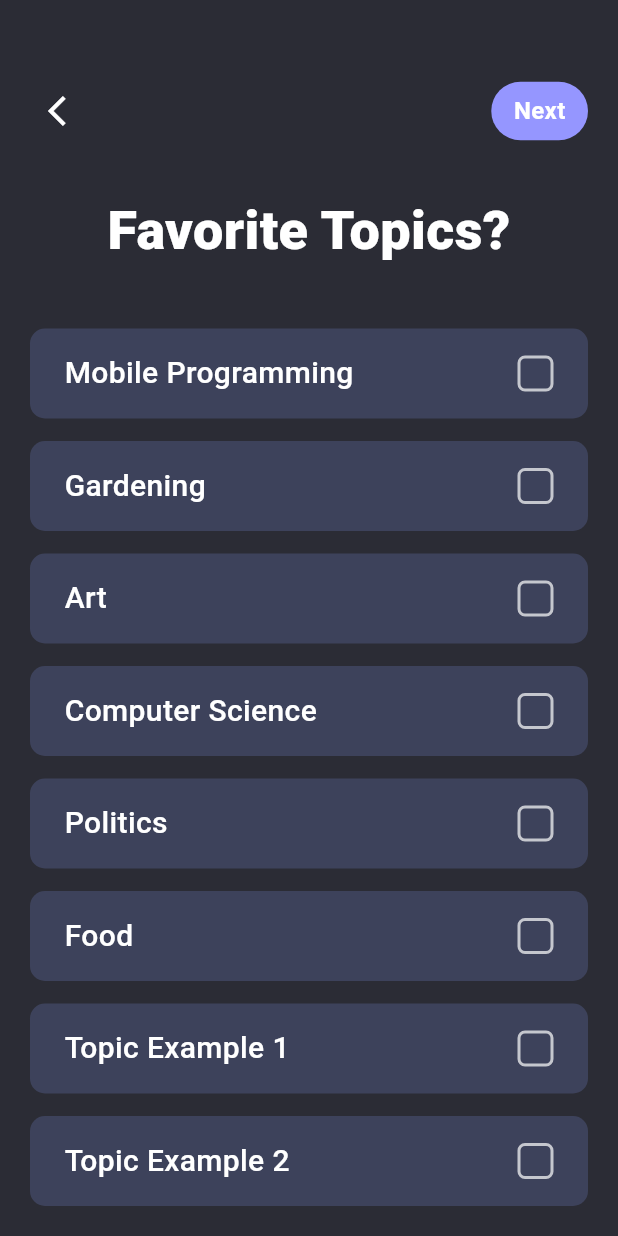
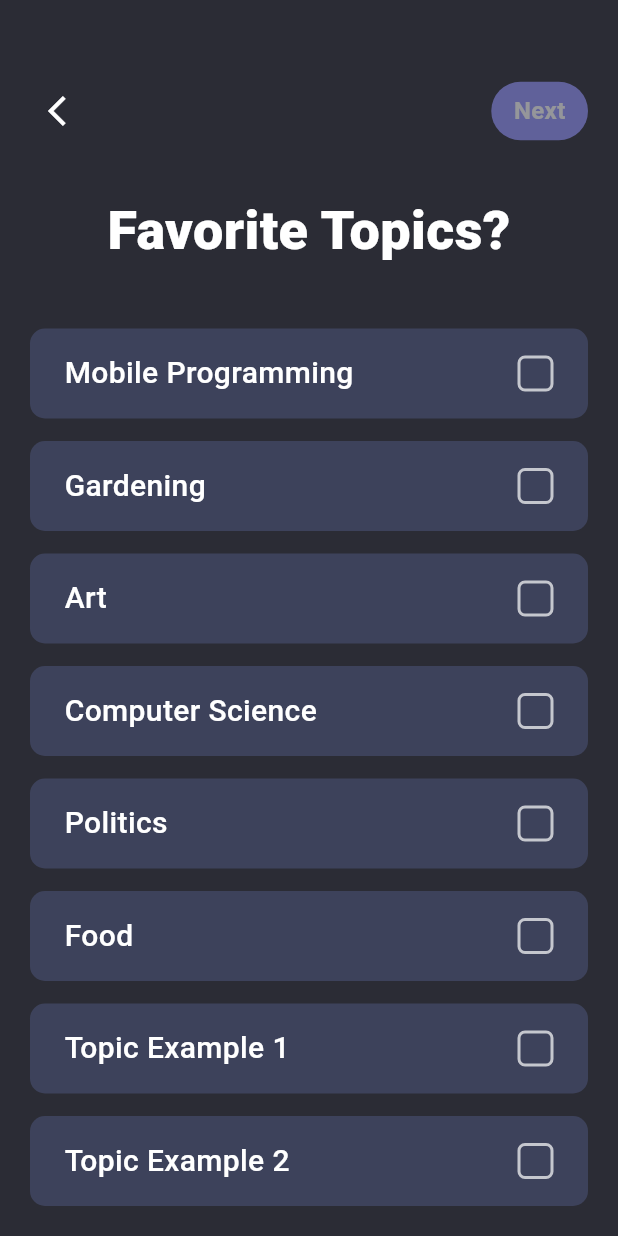
Before and after one commit to clunckyboy/Askalot, a Flutter app: the screen it shows after launch, on a phone screen of 412 x 824 dp. Run offline on Flutter 3.47's test engine with Material 3 defaults, Android fonts, the phone set to English and light mode, and no system bars; Roboto replaces fonts that are missing (TT Norms Pro).

Commit message:
perbarui interest dan buat widget

```diff
--- a/lib/screens/interests_screen.dart
+++ b/lib/screens/interests_screen.dart
@@ -1,6 +1,7 @@
 import 'package:flutter/material.dart';
+import 'package:askalot/widgets/topic_selection_item.dart';
 
-// Definisi warna yang digunakan (konsisten dengan screen sebelumnya)
+// Definisi warna yang digunakan
 const Color kPrimaryColor = Color(0xFF9596FF); // Ungu
 const Color kBackgroundColor = Color(0xFF2B2C35); // Latar belakang gelap
 const Color kSecondaryColor = Color(0xFF3D425B); // Latar belakang list item
@@ -25,6 +26,9 @@ class _InterestsPageState extends State<InterestsPage> {
     'Topic Example 2': false,
   };
 
+  // Hitung jumlah topik yang terpilih
+  int get selectedCount => topics.values.where((v) => v).length;
+
   @override
   Widget build(BuildContext context) {
     return Scaffold(
@@ -36,7 +40,7 @@ class _InterestsPageState extends State<InterestsPage> {
           child: Column(
             crossAxisAlignment: CrossAxisAlignment.stretch,
             children: [
-              // Jarak dari atas dan Status Bar Placeholder Removal
+              // Jarak dari atas
               const SizedBox(height: 50),
 
               // Bagian Header (Tombol Back dan Tombol Next)
@@ -58,11 +62,20 @@ class _InterestsPageState extends State<InterestsPage> {
 
               const SizedBox(height: 40),
 
-              // Daftar Topik
+              // Daftar Topik - Menggunakan Widget Kustom TopicSelectionItem
               ...topics.keys.map((topic) {
                 return Padding(
                   padding: const EdgeInsets.only(bottom: 15.0),
-                  child: _buildTopicItem(topic, topics[topic]!),
+                  child: TopicSelectionItem(
+                    title: topic,
+                    isSelected: topics[topic]!,
+                    onToggle: () {
+                      setState(() {
+                        // Logika toggle status di sini
+                        topics[topic] = !topics[topic]!;
+                      });
+                    },
+                  ),
                 );
               }).toList(),
 
@@ -89,11 +102,14 @@ class _InterestsPageState extends State<InterestsPage> {
 
         // Tombol Next (di kanan, dengan background ungu)
         GestureDetector(
-          onTap: () {
+          // Tombol Next dinonaktifkan (opacity 0.5) jika tidak ada yang dipilih
+          onTap: selectedCount > 0 ? () {
             // Logika navigasi ke layar selanjutnya
             final selectedTopics = topics.keys.where((k) => topics[k] == true).toList();
             print('Topik Terpilih: $selectedTopics');
-          },
+          } : null, // onTap null jika tidak ada yang dipilih
+          child: Opacity(
+            opacity: selectedCount > 0 ? 1.0 : 0.5, // Visualisasi dinonaktifkan
             child: Container(
               padding: const EdgeInsets.symmetric(horizontal: 15, vertical: 8),
               decoration: BoxDecoration(
@@ -112,64 +128,8 @@ class _InterestsPageState extends State<InterestsPage> {
               ),
             ),
           ),
+        ),
       ],
     );
   }
-
-  // Widget untuk setiap baris Topik yang bisa diklik (Toggle Checkbox)
-  Widget _buildTopicItem(String title, bool isSelected) {
-    return GestureDetector(
-      onTap: () {
-        setState(() {
-          topics[title] = !isSelected;
-        });
-      },
-      child: Container(
-        height: 60,
-        padding: const EdgeInsets.symmetric(horizontal: 23),
-        decoration: ShapeDecoration(
-          color: kSecondaryColor,
-          shape: RoundedRectangleBorder(
-            borderRadius: BorderRadius.circular(10),
-            // Border Ungu jika terpilih
-            side: isSelected
-                ? const BorderSide(color: kPrimaryColor, width: 2)
-                : BorderSide.none,
-          ),
-        ),
-        child: Row(
-          mainAxisAlignment: MainAxisAlignment.spaceBetween,
-          crossAxisAlignment: CrossAxisAlignment.center,
-          children: [
-            Text(
-              title,
-              style: const TextStyle(
-                color: Colors.white,
-                fontSize: 20,
-                fontFamily: 'TT Norms Pro',
-                fontWeight: FontWeight.w500,
-              ),
-            ),
-
-            // Checkbox Kustom
-            Container(
-              width: 24,
-              height: 24,
-              decoration: BoxDecoration(
-                borderRadius: BorderRadius.circular(5),
-                border: Border.all(
-                  color: isSelected ? kPrimaryColor : Colors.white70,
-                  width: 2,
-                ),
-                color: isSelected ? kPrimaryColor : Colors.transparent,
-              ),
-              child: isSelected
-                  ? const Icon(Icons.check, size: 18, color: Colors.white)
-                  : null,
-            ),
-          ],
-        ),
-      ),
-    );
 }
-}
--- /dev/null
+++ b/lib/widgets/topic_selection_item.dart
@@ -0,0 +1,74 @@
+import 'package:flutter/material.dart';
+
+// Definisi warna (konsisten dengan screen sebelumnya)
+const Color kPrimaryColor = Color(0xFF9596FF); // Ungu
+const Color kSecondaryColor = Color(0xFF3D425B); // Latar belakang list item
+
+/// Widget kustom untuk menampilkan satu item topik yang dapat dipilih.
+/// Widget ini bersifat StatelessWidget, status terpilihnya diatur oleh parent.
+class TopicSelectionItem extends StatelessWidget {
+  final String title;
+  final bool isSelected;
+  final VoidCallback onToggle;
+
+  const TopicSelectionItem({
+    super.key,
+    required this.title,
+    required this.isSelected,
+    required this.onToggle,
+  });
+
+  @override
+  Widget build(BuildContext context) {
+    return GestureDetector(
+      onTap: onToggle, // Panggil callback saat di-tap
+      child: Container(
+        height: 60,
+        padding: const EdgeInsets.symmetric(horizontal: 23),
+        decoration: ShapeDecoration(
+          color: kSecondaryColor,
+          shape: RoundedRectangleBorder(
+            borderRadius: BorderRadius.circular(10),
+            // Border Ungu jika terpilih (visual feedback)
+            side: isSelected
+                ? const BorderSide(color: kPrimaryColor, width: 2)
+                : BorderSide.none,
+          ),
+        ),
+        child: Row(
+          mainAxisAlignment: MainAxisAlignment.spaceBetween,
+          crossAxisAlignment: CrossAxisAlignment.center,
+          children: [
+            // Nama Topik
+            Text(
+              title,
+              style: const TextStyle(
+                color: Colors.white,
+                fontSize: 20,
+                fontFamily: 'TT Norms Pro',
+                fontWeight: FontWeight.w500,
+              ),
+            ),
+
+            // Checkbox Kustom
+            Container(
+              width: 24,
+              height: 24,
+              decoration: BoxDecoration(
+                borderRadius: BorderRadius.circular(5),
+                border: Border.all(
+                  color: isSelected ? kPrimaryColor : Colors.white70,
+                  width: 2,
+                ),
+                color: isSelected ? kPrimaryColor : Colors.transparent,
+              ),
+              child: isSelected
+                  ? const Icon(Icons.check, size: 18, color: Colors.white)
+                  : null,
+            ),
+          ],
+        ),
+      ),
+    );
+  }
+}
```
Lines whose indentation alone changed are shown as unchanged.
